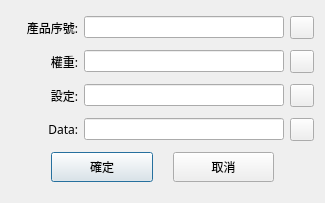
This is Practical_Project/settingdialog.ui in Banana-Huang/Practical_Project_2018 as Qt 5 draws it before an edit. The edited form follows.
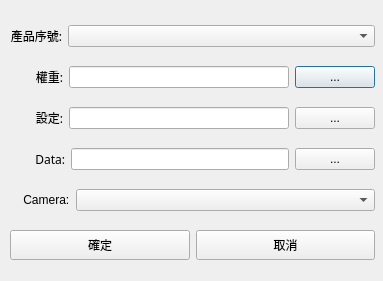
This is the edited form. Icons and pictures are not drawn.

The edit to the form file:
```diff
--- a/Practical_Project/settingdialog.ui
+++ b/Practical_Project/settingdialog.ui
@@ -6,8 +6,8 @@
    <rect>
     <x>0</x>
     <y>0</y>
-    <width>325</width>
-    <height>203</height>
+    <width>383</width>
+    <height>281</height>
    </rect>
   </property>
   <property name="windowTitle">
@@ -17,10 +17,19 @@
    <iconset>
     <normaloff>../14650616_1373983492625534_4218606715525314813_n.jpg</normaloff>../14650616_1373983492625534_4218606715525314813_n.jpg</iconset>
   </property>
+  <widget class="QWidget" name="">
+   <property name="geometry">
+    <rect>
+     <x>10</x>
+     <y>12</y>
+     <width>365</width>
+     <height>261</height>
+    </rect>
+   </property>
   <layout class="QVBoxLayout" name="verticalLayout">
    <item>
     <layout class="QHBoxLayout" name="horizontalLayout_2">
-     <item alignment="Qt::AlignRight">
+      <item>
       <widget class="QLabel" name="productNumberLabel">
        <property name="sizePolicy">
         <sizepolicy hsizetype="Preferred" vsizetype="Preferred">
@@ -50,33 +59,13 @@
        </property>
       </widget>
      </item>
-     <item alignment="Qt::AlignHCenter">
-      <widget class="QLineEdit" name="productNumberLineEdit">
+      <item>
+       <widget class="QComboBox" name="productComboBox">
        <property name="sizePolicy">
         <sizepolicy hsizetype="Expanding" vsizetype="Fixed">
          <horstretch>0</horstretch>
          <verstretch>0</verstretch>
         </sizepolicy>
-       </property>
-       <property name="minimumSize">
-        <size>
-         <width>200</width>
-         <height>20</height>
-        </size>
-       </property>
-       <property name="alignment">
-        <set>Qt::AlignLeading|Qt::AlignLeft|Qt::AlignVCenter</set>
-       </property>
-      </widget>
-     </item>
-     <item>
-      <widget class="QToolButton" name="productNumberToolButton">
-       <property name="text">
-        <string/>
-       </property>
-       <property name="icon">
-        <iconset>
-         <normaloff>../1f05e7c00ded54620d167b6136365b1df353.jpg</normaloff>../1f05e7c00ded54620d167b6136365b1df353.jpg</iconset>
        </property>
       </widget>
      </item>
@@ -84,7 +73,7 @@
    </item>
    <item>
     <layout class="QHBoxLayout" name="horizontalLayout_3">
-     <item alignment="Qt::AlignRight">
+      <item>
       <widget class="QLabel" name="weightLabel">
        <property name="font">
         <font>
@@ -92,14 +81,14 @@
         </font>
        </property>
        <property name="text">
-        <string>權重:</string>
+         <string>        權重:</string>
        </property>
        <property name="alignment">
         <set>Qt::AlignRight|Qt::AlignTrailing|Qt::AlignVCenter</set>
        </property>
       </widget>
      </item>
-     <item alignment="Qt::AlignHCenter">
+      <item>
       <widget class="QLineEdit" name="weightLineEdit">
        <property name="sizePolicy">
         <sizepolicy hsizetype="Expanding" vsizetype="Fixed">
@@ -119,13 +108,21 @@
       </widget>
      </item>
      <item>
-      <widget class="QToolButton" name="weightToolButton">
+       <widget class="QPushButton" name="weightPushButton">
+        <property name="sizePolicy">
+         <sizepolicy hsizetype="Fixed" vsizetype="Fixed">
+          <horstretch>0</horstretch>
+          <verstretch>0</verstretch>
+         </sizepolicy>
+        </property>
+        <property name="minimumSize">
+         <size>
+          <width>0</width>
+          <height>0</height>
+         </size>
+        </property>
        <property name="text">
-        <string/>
-       </property>
-       <property name="icon">
-        <iconset>
-         <normaloff>../1f05e7c00ded54620d167b6136365b1df353.jpg</normaloff>../1f05e7c00ded54620d167b6136365b1df353.jpg</iconset>
+         <string>...</string>
        </property>
       </widget>
      </item>
@@ -133,11 +130,11 @@
    </item>
    <item>
     <layout class="QHBoxLayout" name="horizontalLayout_4">
-     <item alignment="Qt::AlignRight">
+      <item>
       <widget class="QLabel" name="settingLabel">
        <property name="maximumSize">
         <size>
-         <width>27</width>
+          <width>16777215</width>
          <height>16777215</height>
         </size>
        </property>
@@ -147,14 +144,14 @@
         </font>
        </property>
        <property name="text">
-        <string>設定:</string>
+         <string>        設定:</string>
        </property>
        <property name="alignment">
         <set>Qt::AlignRight|Qt::AlignTrailing|Qt::AlignVCenter</set>
        </property>
       </widget>
      </item>
-     <item alignment="Qt::AlignHCenter">
+      <item>
       <widget class="QLineEdit" name="settingLineEdit">
        <property name="minimumSize">
         <size>
@@ -165,13 +162,15 @@
       </widget>
      </item>
      <item>
-      <widget class="QToolButton" name="settingToolButton">
-       <property name="text">
-        <string/>
-       </property>
-       <property name="icon">
-        <iconset>
-         <normaloff>../1f05e7c00ded54620d167b6136365b1df353.jpg</normaloff>../1f05e7c00ded54620d167b6136365b1df353.jpg</iconset>
+       <widget class="QPushButton" name="settingPushButton">
+        <property name="sizePolicy">
+         <sizepolicy hsizetype="Fixed" vsizetype="Fixed">
+          <horstretch>0</horstretch>
+          <verstretch>0</verstretch>
+         </sizepolicy>
+        </property>
+        <property name="text">
+         <string>...</string>
        </property>
       </widget>
      </item>
@@ -179,7 +178,7 @@
    </item>
    <item>
     <layout class="QHBoxLayout" name="horizontalLayout_5">
-     <item alignment="Qt::AlignRight">
+      <item>
       <widget class="QLabel" name="dateLabel">
        <property name="font">
         <font>
@@ -188,14 +187,14 @@
         </font>
        </property>
        <property name="text">
-        <string>Data:</string>
+         <string>        Data:</string>
        </property>
        <property name="alignment">
         <set>Qt::AlignRight|Qt::AlignTrailing|Qt::AlignVCenter</set>
        </property>
       </widget>
      </item>
-     <item alignment="Qt::AlignHCenter">
+      <item>
       <widget class="QLineEdit" name="dataLineEdit">
        <property name="minimumSize">
         <size>
@@ -209,38 +208,49 @@
       </widget>
      </item>
      <item>
-      <widget class="QToolButton" name="dataToolButton">
+       <widget class="QPushButton" name="dataPushButton">
+        <property name="sizePolicy">
+         <sizepolicy hsizetype="Fixed" vsizetype="Fixed">
+          <horstretch>0</horstretch>
+          <verstretch>0</verstretch>
+         </sizepolicy>
+        </property>
        <property name="text">
-        <string/>
-       </property>
-       <property name="icon">
-        <iconset>
-         <normaloff>../1f05e7c00ded54620d167b6136365b1df353.jpg</normaloff>../1f05e7c00ded54620d167b6136365b1df353.jpg</iconset>
-       </property>
+         <string>...</string>
+        </property>
       </widget>
      </item>
     </layout>
    </item>
    <item>
-    <layout class="QHBoxLayout" name="horizontalLayout" stretch="0,0">
-     <property name="spacing">
-      <number>20</number>
-     </property>
-     <property name="sizeConstraint">
-      <enum>QLayout::SetDefaultConstraint</enum>
-     </property>
-     <property name="leftMargin">
-      <number>40</number>
-     </property>
-     <property name="topMargin">
-      <number>0</number>
-     </property>
-     <property name="rightMargin">
-      <number>40</number>
-     </property>
-     <property name="bottomMargin">
-      <number>0</number>
-     </property>
+     <layout class="QHBoxLayout" name="horizontalLayout_6">
+      <item>
+       <widget class="QLabel" name="label">
+        <property name="sizePolicy">
+         <sizepolicy hsizetype="Minimum" vsizetype="Preferred">
+          <horstretch>0</horstretch>
+          <verstretch>0</verstretch>
+         </sizepolicy>
+        </property>
+        <property name="text">
+         <string>    Camera:</string>
+        </property>
+       </widget>
+      </item>
+      <item>
+       <widget class="QComboBox" name="cameraComboBox">
+        <property name="sizePolicy">
+         <sizepolicy hsizetype="Expanding" vsizetype="Fixed">
+          <horstretch>0</horstretch>
+          <verstretch>0</verstretch>
+         </sizepolicy>
+        </property>
+       </widget>
+      </item>
+     </layout>
+    </item>
+    <item>
+     <layout class="QHBoxLayout" name="horizontalLayout">
      <item>
       <widget class="QPushButton" name="confirmPushButton">
        <property name="sizePolicy">
@@ -282,6 +292,7 @@
     </layout>
    </item>
   </layout>
+  </widget>
  </widget>
  <resources/>
  <connections/>
```
Lines whose indentation alone changed are shown as unchanged.
